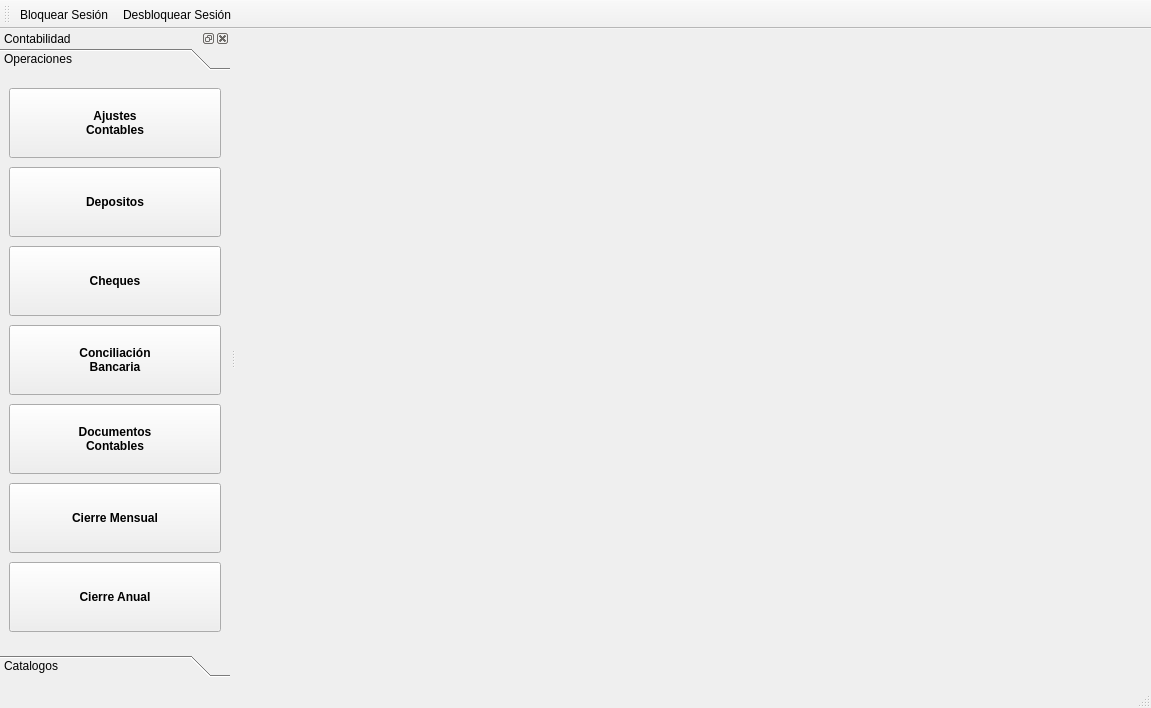
Before: the Qt Designer form esquipulaspy/ui/mainwindowcontabilidad.ui in armonge/EsquipulasPy, drawn with Qt 5.
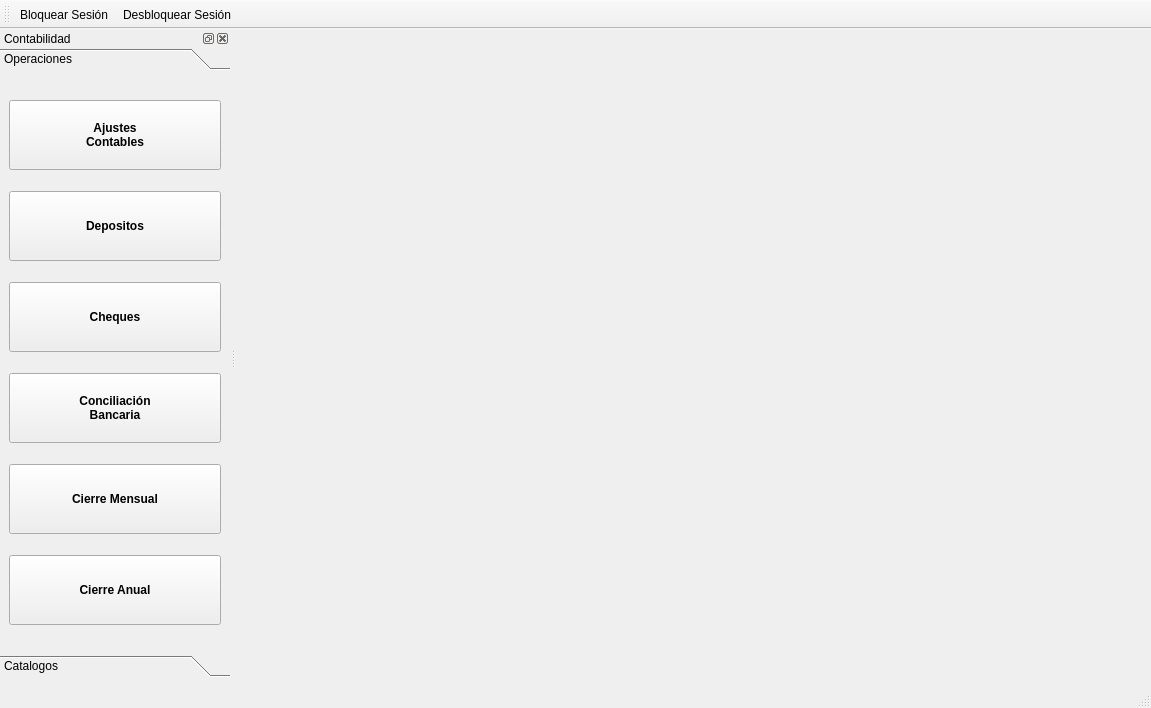
After: the same form once the commit is applied. Icons and pictures are not drawn.

Commit message: Elimine el boton documento contable ya que no realizaba ninguna accion

The edit to the form file:
```diff
--- a/esquipulaspy/ui/mainwindowcontabilidad.ui
+++ b/esquipulaspy/ui/mainwindowcontabilidad.ui
@@ -243,54 +243,6 @@
            </property>
           </widget>
          </item>
-         <item row="4" column="0">
-          <widget class="QPushButton" name="btnDocumentos">
-           <property name="sizePolicy">
-            <sizepolicy hsizetype="MinimumExpanding" vsizetype="Fixed">
-             <horstretch>0</horstretch>
-             <verstretch>0</verstretch>
-            </sizepolicy>
-           </property>
-           <property name="minimumSize">
-            <size>
-             <width>0</width>
-             <height>70</height>
-            </size>
-           </property>
-           <property name="font">
-            <font>
-             <weight>75</weight>
-             <bold>true</bold>
-            </font>
-           </property>
-           <property name="text">
-            <string>Documentos
-Contables</string>
-           </property>
-           <property name="icon">
-            <iconset resource="res.qrc">
-             <normaloff>:/images/res/view-pim-tasks.png</normaloff>:/images/res/view-pim-tasks.png</iconset>
-           </property>
-           <property name="iconSize">
-            <size>
-             <width>48</width>
-             <height>48</height>
-            </size>
-           </property>
-           <property name="shortcut">
-            <string>Ctrl+4</string>
-           </property>
-           <property name="autoDefault">
-            <bool>false</bool>
-           </property>
-           <property name="default">
-            <bool>false</bool>
-           </property>
-           <property name="flat">
-            <bool>false</bool>
-           </property>
-          </widget>
-         </item>
          <item row="3" column="0">
           <widget class="QPushButton" name="btnConciliacion">
            <property name="sizePolicy">
@@ -339,7 +291,7 @@
            </property>
           </widget>
          </item>
-         <item row="12" column="0">
+         <item row="11" column="0">
           <widget class="QPushButton" name="btnCierreAnual">
            <property name="sizePolicy">
             <sizepolicy hsizetype="MinimumExpanding" vsizetype="Fixed">
@@ -386,7 +338,7 @@
            </property>
           </widget>
          </item>
-         <item row="11" column="0">
+         <item row="10" column="0">
           <widget class="QPushButton" name="btnCierreMensual">
            <property name="sizePolicy">
             <sizepolicy hsizetype="MinimumExpanding" vsizetype="Fixed">
```
Left out of the diff: 4 changed lines with no effect on the pictures. The commit also changes 3 other files.
